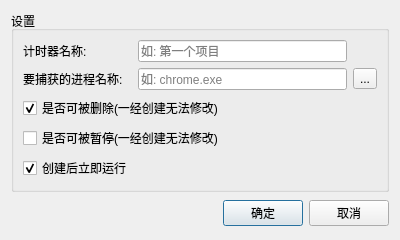
The window that qsenior-timer/frame/create_timer_item_dlg.ui (fuyouawa/qsenior-timer) describes before a commit, drawn with Qt 5.
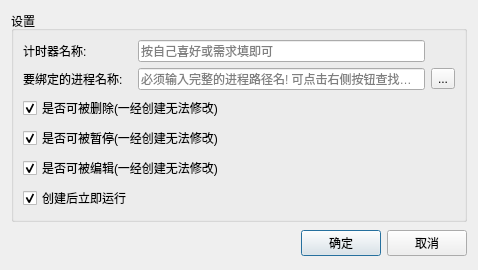
The same window after the commit. Icons and pictures are not drawn.

The edit to the form file:
```diff
--- a/qsenior-timer/frame/create_timer_item_dlg.ui
+++ b/qsenior-timer/frame/create_timer_item_dlg.ui
@@ -6,8 +6,8 @@
    <rect>
     <x>0</x>
     <y>0</y>
-    <width>400</width>
-    <height>218</height>
+    <width>478</width>
+    <height>244</height>
    </rect>
   </property>
   <property name="windowTitle">
@@ -20,27 +20,6 @@
       <string>设置</string>
      </property>
      <layout class="QGridLayout" name="gridLayout">
-      <item row="4" column="0" colspan="3">
-       <widget class="QCheckBox" name="chk_can_pause">
-        <property name="text">
-         <string>是否可被暂停(一经创建无法修改)</string>
-        </property>
-       </widget>
-      </item>
-      <item row="1" column="1">
-       <widget class="QLineEdit" name="edit_proc_name">
-        <property name="placeholderText">
-         <string>如: chrome.exe</string>
-        </property>
-       </widget>
-      </item>
-      <item row="1" column="0">
-       <widget class="QLabel" name="label_2">
-        <property name="text">
-         <string>要捕获的进程名称:</string>
-        </property>
-       </widget>
-      </item>
       <item row="0" column="0">
        <widget class="QLabel" name="label">
         <property name="text">
@@ -48,6 +27,27 @@
         </property>
        </widget>
       </item>
+      <item row="0" column="1">
+       <widget class="QLineEdit" name="edit_timer_name">
+        <property name="placeholderText">
+         <string>按自己喜好或需求填即可</string>
+        </property>
+       </widget>
+      </item>
+      <item row="1" column="0">
+       <widget class="QLabel" name="label_2">
+        <property name="text">
+         <string>要绑定的进程名称:</string>
+        </property>
+       </widget>
+      </item>
+      <item row="1" column="1">
+       <widget class="QLineEdit" name="edit_proc_name">
+        <property name="placeholderText">
+         <string>必须输入完整的进程路径名! 可点击右侧按钮查找进程</string>
+        </property>
+       </widget>
+      </item>
       <item row="1" column="2">
        <widget class="QToolButton" name="btn_aim_process">
         <property name="toolTip">
@@ -62,14 +62,7 @@
         </property>
        </widget>
       </item>
-      <item row="0" column="1">
-       <widget class="QLineEdit" name="edit_timer_name">
-        <property name="placeholderText">
-         <string>如: 第一个项目</string>
-        </property>
-       </widget>
-      </item>
-      <item row="3" column="0" colspan="3">
+      <item row="2" column="0" colspan="2">
        <widget class="QCheckBox" name="chk_can_del">
         <property name="text">
          <string>是否可被删除(一经创建无法修改)</string>
@@ -82,6 +75,26 @@
         </property>
        </widget>
       </item>
+      <item row="3" column="0" colspan="2">
+       <widget class="QCheckBox" name="chk_can_pause">
+        <property name="text">
+         <string>是否可被暂停(一经创建无法修改)</string>
+        </property>
+        <property name="checked">
+         <bool>true</bool>
+        </property>
+       </widget>
+      </item>
+      <item row="4" column="0" colspan="2">
+       <widget class="QCheckBox" name="chk_can_edit">
+        <property name="text">
+         <string>是否可被编辑(一经创建无法修改)</string>
+        </property>
+        <property name="checked">
+         <bool>true</bool>
+        </property>
+       </widget>
+      </item>
       <item row="5" column="0">
        <widget class="QCheckBox" name="chk_start_imm">
         <property name="text">
```
